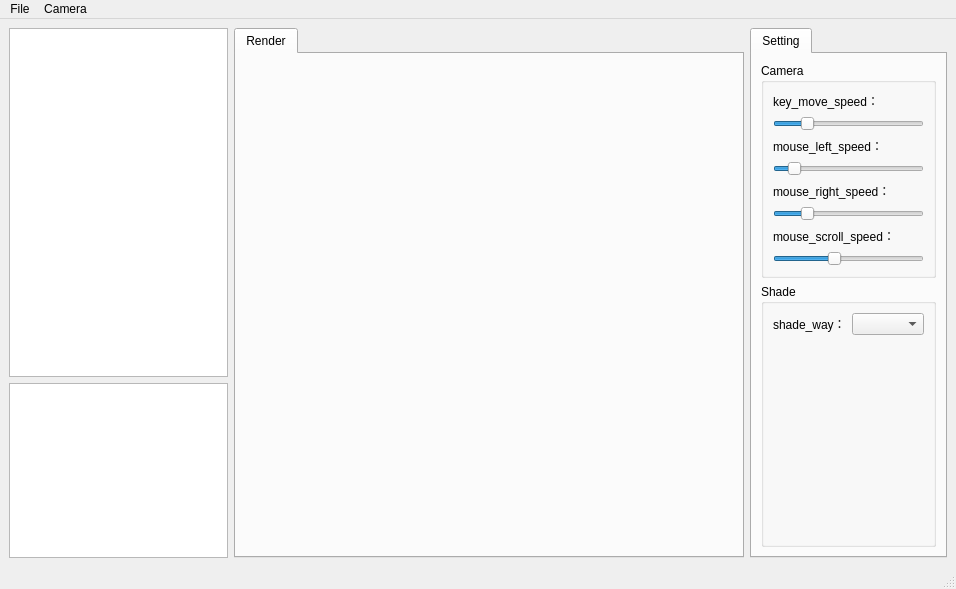
First picture: the form in src/ui/MainWindow.ui, repository StrongerSuperman/pvd_custom, before the edit.
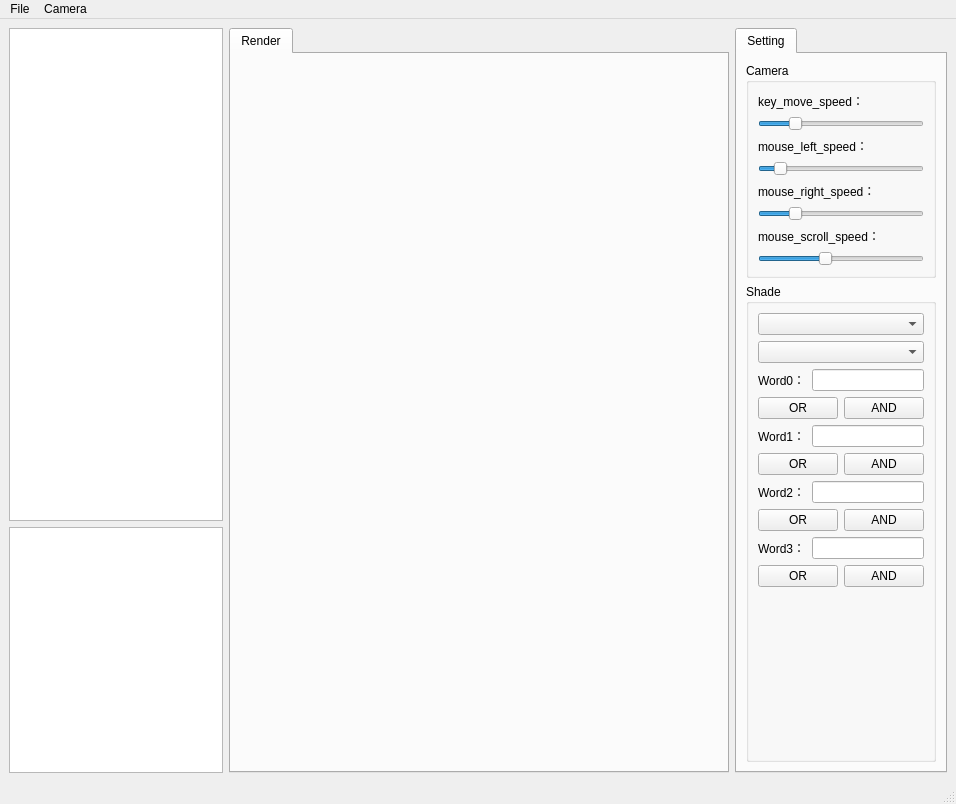
Second picture: the form after the edit. Custom widgets are drawn as their Qt base class.

Commit message: add feature(shade object by logic op on filter data word)

Diff of the .ui file:
```diff
--- a/src/ui/MainWindow.ui
+++ b/src/ui/MainWindow.ui
@@ -7,7 +7,7 @@
     <x>0</x>
     <y>0</y>
     <width>956</width>
-    <height>589</height>
+    <height>804</height>
    </rect>
   </property>
   <property name="windowTitle">
@@ -219,13 +219,6 @@
              <layout class="QVBoxLayout" name="verticalLayout_2">
               <item>
                <layout class="QHBoxLayout" name="horizontalLayout">
-                <item>
-                 <widget class="QLabel" name="shadeWayLabel">
-                  <property name="text">
-                   <string>shade_way：</string>
-                  </property>
-                 </widget>
-                </item>
                 <item>
                  <widget class="QComboBox" name="shadeComboBox">
                   <property name="sizePolicy">
@@ -238,6 +231,141 @@
                 </item>
                </layout>
               </item>
+              <item>
+               <layout class="QHBoxLayout" name="horizontalLayout_3">
+                <item>
+                 <widget class="QComboBox" name="filterComboBox"/>
+                </item>
+               </layout>
+              </item>
+              <item>
+               <layout class="QHBoxLayout" name="horizontalLayout_4">
+                <item>
+                 <widget class="QLabel" name="word0Label">
+                  <property name="text">
+                   <string>Word0：</string>
+                  </property>
+                 </widget>
+                </item>
+                <item>
+                 <widget class="QLineEdit" name="word0LineEdit"/>
+                </item>
+               </layout>
+              </item>
+              <item>
+               <layout class="QHBoxLayout" name="horizontalLayout_9">
+                <item>
+                 <widget class="QPushButton" name="logicOrWord0PushButton">
+                  <property name="text">
+                   <string>OR</string>
+                  </property>
+                 </widget>
+                </item>
+                <item>
+                 <widget class="QPushButton" name="logicAndWord0PushButton">
+                  <property name="text">
+                   <string>AND</string>
+                  </property>
+                 </widget>
+                </item>
+               </layout>
+              </item>
+              <item>
+               <layout class="QHBoxLayout" name="horizontalLayout_5">
+                <item>
+                 <widget class="QLabel" name="word1Label">
+                  <property name="text">
+                   <string>Word1：</string>
+                  </property>
+                 </widget>
+                </item>
+                <item>
+                 <widget class="QLineEdit" name="word1LineEdit"/>
+                </item>
+               </layout>
+              </item>
+              <item>
+               <layout class="QHBoxLayout" name="horizontalLayout_10">
+                <item>
+                 <widget class="QPushButton" name="logicOrWord1PushButton">
+                  <property name="text">
+                   <string>OR</string>
+                  </property>
+                 </widget>
+                </item>
+                <item>
+                 <widget class="QPushButton" name="logicAndWord1PushButton">
+                  <property name="text">
+                   <string>AND</string>
+                  </property>
+                 </widget>
+                </item>
+               </layout>
+              </item>
+              <item>
+               <layout class="QHBoxLayout" name="horizontalLayout_6">
+                <item>
+                 <widget class="QLabel" name="word2Label">
+                  <property name="text">
+                   <string>Word2：</string>
+                  </property>
+                 </widget>
+                </item>
+                <item>
+                 <widget class="QLineEdit" name="word2LineEdit"/>
+                </item>
+               </layout>
+              </item>
+              <item>
+               <layout class="QHBoxLayout" name="horizontalLayout_11">
+                <item>
+                 <widget class="QPushButton" name="logicOrWord2PushButton">
+                  <property name="text">
+                   <string>OR</string>
+                  </property>
+                 </widget>
+                </item>
+                <item>
+                 <widget class="QPushButton" name="logicAndWord2PushButton">
+                  <property name="text">
+                   <string>AND</string>
+                  </property>
+                 </widget>
+                </item>
+               </layout>
+              </item>
+              <item>
+               <layout class="QHBoxLayout" name="horizontalLayout_7">
+                <item>
+                 <widget class="QLabel" name="word3Label">
+                  <property name="text">
+                   <string>Word3：</string>
+                  </property>
+                 </widget>
+                </item>
+                <item>
+                 <widget class="QLineEdit" name="word3LineEdit"/>
+                </item>
+               </layout>
+              </item>
+              <item>
+               <layout class="QHBoxLayout" name="horizontalLayout_8">
+                <item>
+                 <widget class="QPushButton" name="logicOrWord3PushButton">
+                  <property name="text">
+                   <string>OR</string>
+                  </property>
+                 </widget>
+                </item>
+                <item>
+                 <widget class="QPushButton" name="logicAndWord3PushButton">
+                  <property name="text">
+                   <string>AND</string>
+                  </property>
+                 </widget>
+                </item>
+               </layout>
+              </item>
               <item>
                <spacer name="verticalSpacer">
                 <property name="orientation">
@@ -245,8 +373,8 @@
                 </property>
                 <property name="sizeHint" stdset="0">
                  <size>
-                  <width>20</width>
-                  <height>184</height>
+                  <width>119</width>
+                  <height>213</height>
                  </size>
                 </property>
                </spacer>
```
The commit also changes 7 other files.
